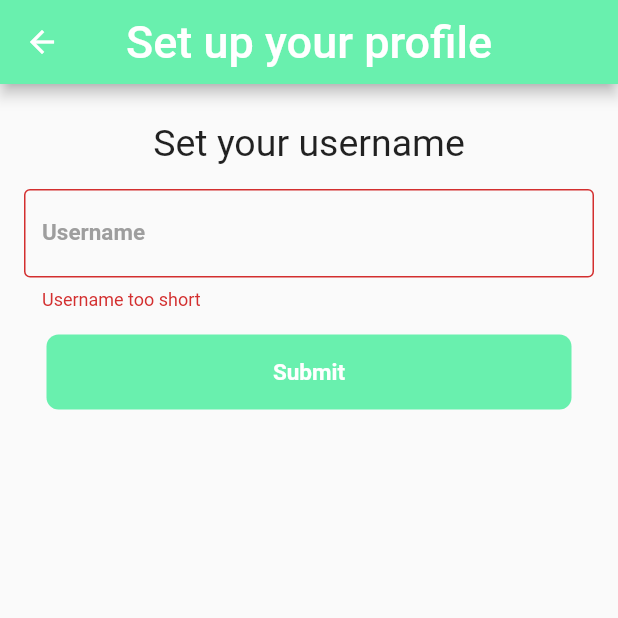
After one commit to kaloyanchkrv/Diploma---BetterSociety, a Flutter app: the CreateAccountPage screen opened directly, after a tap on "Submit", on a phone screen of 412 x 824 dp, the top half of it. The commit adds this screen. Run offline on Flutter 3.47's test engine with Material 2 defaults, Android fonts, the phone set to English and light mode, and no system bars; our stand-ins replace cloud_firestore, firebase_auth, firebase_core, google_fonts; accounts and stored records are empty; Roboto replaces fonts that are missing (Montserrat, Signika).

Commit message:
[Main] Added create profile screen after login if userdoesnt have profile

```diff
--- /dev/null
+++ b/bettersociety/lib/pages/create.account.dart
@@ -0,0 +1,101 @@
+// ignore_for_file: prefer_const_constructors
+
+import 'dart:async';
+
+import 'package:bettersociety/widgets/main-header.dart';
+import 'package:flutter/material.dart';
+
+class CreateAccountPage extends StatefulWidget {
+  @override
+  _CreateAccountPageState createState() => _CreateAccountPageState();
+}
+
+class _CreateAccountPageState extends State<CreateAccountPage> {
+  final _formKey = GlobalKey<FormState>();
+  final _scaffoldKey = GlobalKey<ScaffoldState>();
+  String username = "";
+
+  submit() {
+    final form = _formKey.currentState;
+    if (form != null) {
+      if (form.validate()) {
+        if (_formKey.currentState != null) {
+          form.save();
+          final SnackBar snackbar =
+              SnackBar(content: Text("Welcome $username!"));
+          ScaffoldMessenger.of(context).showSnackBar(snackbar);
+          Timer(Duration(seconds: 2), () {
+            Navigator.pop(context, username);
+          });
+        }
+      }
+    }
+  }
+
+  @override
+  Widget build(BuildContext context) {
+    return Scaffold(
+        key: _scaffoldKey,
+        appBar: header(titleText: "Set up your profile"),
+        body: ListView(children: <Widget>[
+          Container(
+            child: Column(children: <Widget>[
+              Padding(
+                  padding: EdgeInsets.only(top: 25),
+                  child: Center(
+                    child: Text("Set your username",
+                        style: TextStyle(
+                          fontSize: 25,
+                        )),
+                  )),
+              Padding(
+                padding: EdgeInsets.all(16),
+                child: Container(
+                    child: Form(
+                  key: _formKey,
+                  child: TextFormField(
+                    validator: (val) {
+                      if (val!.trim().length < 3 || val.isEmpty) {
+                        return "Username too short";
+                      }
+                      return null;
+                    },
+                    onSaved: (val) => username = val!,
+                    decoration: InputDecoration(
+                      border: OutlineInputBorder(),
+                      labelText: 'Username',
+                      labelStyle: TextStyle(
+                        fontFamily: 'Montserrat',
+                        fontSize: 15,
+                        fontWeight: FontWeight.bold,
+                        color: Colors.grey,
+                      ),
+                      hintText: "Username must be at least 3 characters long",
+                    ),
+                  ),
+                )),
+              ),
+              GestureDetector(
+                  onTap: submit,
+                  child: Container(
+                      height: 50,
+                      width: 350,
+                      decoration: BoxDecoration(
+                        color: Colors.greenAccent,
+                        borderRadius: BorderRadius.circular(8),
+                      ),
+                      child: Center(
+                          child: Text(
+                        "Submit",
+                        style: TextStyle(
+                          color: Colors.white,
+                          fontSize: 15,
+                          fontWeight: FontWeight.bold,
+                          fontFamily: "Montserrat",
+                        ),
+                      ))))
+            ]),
+          )
+        ]));
+  }
+}
--- a/bettersociety/lib/pages/signup.dart
+++ b/bettersociety/lib/pages/signup.dart
@@ -104,6 +104,7 @@ class _SignupPageState extends State<SignupPage> {
                           child: GestureDetector(
                             onTap: () {
                               _register();
+                              Navigator.of(context).pushNamed('/login');
                             },
                             child: const Center(
                               child: Text(
--- a/bettersociety/pubspec.yaml
+++ b/bettersociety/pubspec.yaml
@@ -44,6 +44,7 @@ dependencies:
   google_sign_in: ^5.4.3
   flutter_auth: ^0.0.1
   google_fonts: ^3.0.1
+  cloud_firestore: ^4.3.1
 
 dev_dependencies:
   flutter_test:
```
Also changed, not shown: bettersociety/lib/main.dart (+50 -20 lines), bettersociety/lib/models/user.dart (added, +24 -0 lines), bettersociety/lib/pages/activity.dart (+37 -4 lines), bettersociety/lib/firebase_options.dart, bettersociety/pubspec.lock, 3 other files.
